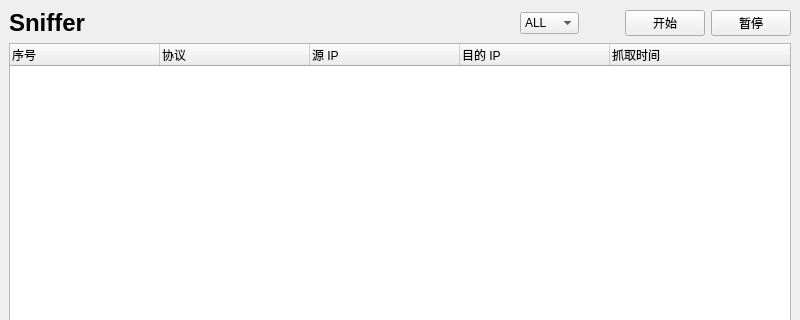
The window that src/mainwindow.ui (Paraworker/Sniffer) describes before a commit, drawn with Qt 5; both pictures show x 0 to 800 and y 0 to 320 of the 800 by 925 pixel window.
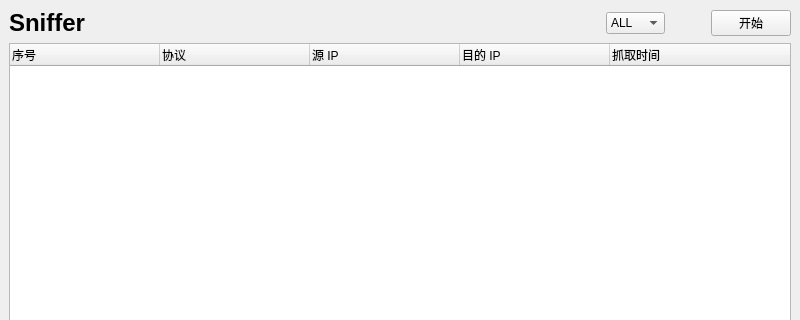
The same window after the commit.

Commit message: Use one button to start and pause.

Patch:
```diff
--- a/src/mainwindow.ui
+++ b/src/mainwindow.ui
@@ -24,7 +24,7 @@
     <item row="0" column="0" colspan="2">
      <layout class="QVBoxLayout" name="verticalLayout" stretch="0,10,4">
       <item>
-       <layout class="QHBoxLayout" name="horizontalLayout" stretch="10,0,0,0,0,0">
+       <layout class="QHBoxLayout" name="horizontalLayout" stretch="10,0,0,0">
         <item>
          <widget class="QLabel" name="label_title">
           <property name="minimumSize">
@@ -45,19 +45,6 @@
           </property>
          </widget>
         </item>
-        <item>
-         <spacer name="horizontalSpacer">
-          <property name="orientation">
-           <enum>Qt::Horizontal</enum>
-          </property>
-          <property name="sizeHint" stdset="0">
-           <size>
-            <width>40</width>
-            <height>20</height>
-           </size>
-          </property>
-         </spacer>
-        </item>
         <item>
          <widget class="QComboBox" name="comboBox_filter">
           <property name="minimumSize">
@@ -108,13 +95,6 @@
           </property>
          </widget>
         </item>
-        <item>
-         <widget class="QPushButton" name="pushButton_pause">
-          <property name="text">
-           <string>暂停</string>
-          </property>
-         </widget>
-        </item>
        </layout>
       </item>
       <item>
```
Left out of the diff: 2 changed lines with no effect on the pictures. The commit also changes 4 other files.
